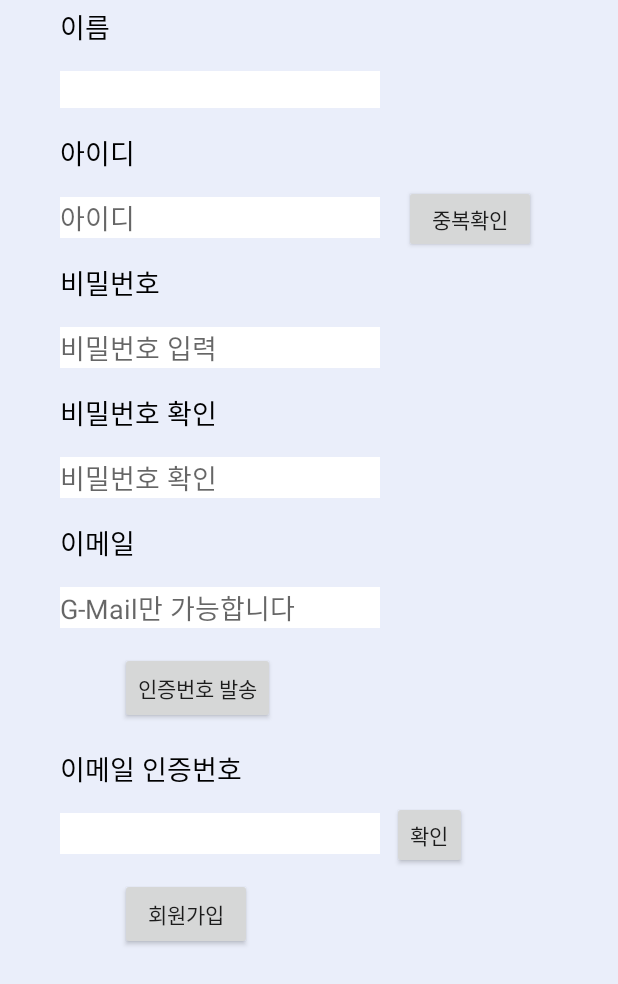
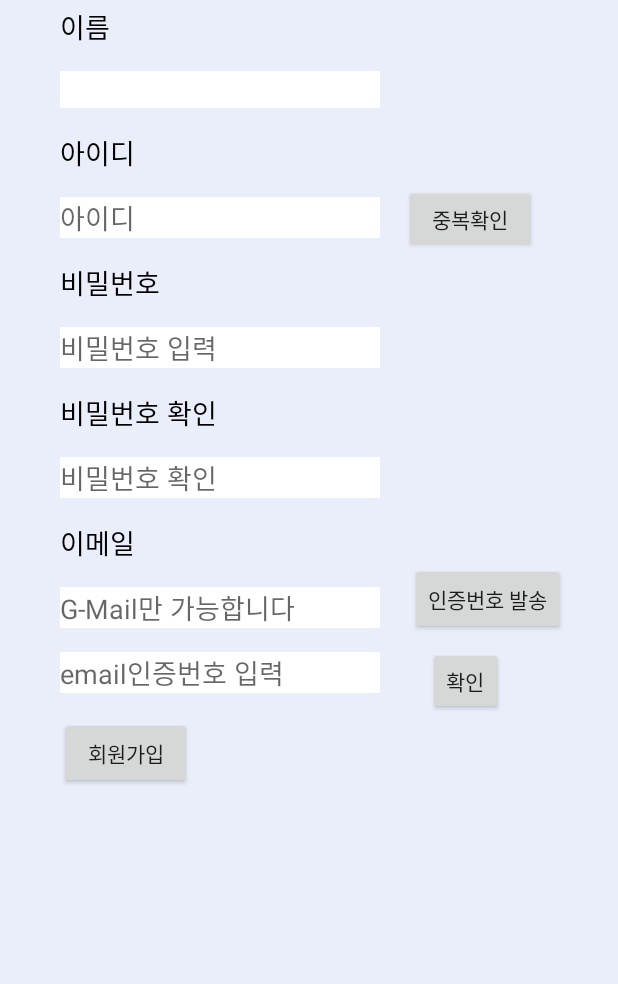
Before and after one commit to TAEHOONS/Baily, an Android app: the RegisterPage screen opened directly, with no data from a screen before it, on a phone screen of 412 x 824 dp. Shown: the top 984 px of the screen. Run offline under Robolectric (Android 15) with nearby library versions, the phone set to English and light mode, and no system bars; our stand-ins replace Firebase (no records; nobody signed in at launch, a user with empty details on screens opened directly).

Commit message:
20200508 13:22회원가입page db연동이요

```diff
--- a/app/src/main/res/layout/activity_register_page.xml
+++ b/app/src/main/res/layout/activity_register_page.xml
@@ -128,7 +128,7 @@
         app:layout_constraintTop_toBottomOf="@+id/reg_repwdEdt" />
 
     <EditText
-        android:id="@+id/editText6"
+        android:id="@+id/reg_emailEdt"
         android:layout_width="wrap_content"
         android:layout_height="wrap_content"
         android:layout_marginStart="40dp"
@@ -141,19 +141,6 @@
         app:layout_constraintStart_toStartOf="parent"
         app:layout_constraintTop_toBottomOf="@+id/lb_email" />
 
-    <TextView
-        android:id="@+id/ib_mailConfirm"
-        android:layout_width="wrap_content"
-        android:layout_height="wrap_content"
-        android:layout_marginStart="40dp"
-        android:layout_marginLeft="40dp"
-        android:layout_marginTop="16dp"
-        android:text="이메일 인증번호"
-        android:textColor="#000000"
-        android:textSize="18sp"
-        app:layout_constraintStart_toStartOf="parent"
-        app:layout_constraintTop_toBottomOf="@+id/reg_numsendBtn" />
-
     <EditText
         android:id="@+id/reg_emailnumEdt"
         android:layout_width="wrap_content"
@@ -163,34 +150,32 @@
         android:layout_marginTop="16dp"
         android:background="#FFFFFF"
         android:ems="10"
-        android:hint="인증번호 입력"
+        android:hint="email인증번호 입력"
         android:inputType="textPersonName"
-        android:text=" "
         app:layout_constraintStart_toStartOf="parent"
-        app:layout_constraintTop_toBottomOf="@+id/ib_mailConfirm" />
+        app:layout_constraintTop_toBottomOf="@+id/reg_emailEdt" />
 
     <Button
         android:id="@+id/reg_numsendBtn"
         android:layout_width="wrap_content"
         android:layout_height="wrap_content"
-        android:layout_marginStart="80dp"
-        android:layout_marginLeft="80dp"
-        android:layout_marginTop="16dp"
+        android:layout_marginStart="20dp"
+        android:layout_marginLeft="20dp"
+        android:onClick="m_regRegClick"
         android:text="인증번호 발송"
-        app:layout_constraintStart_toStartOf="parent"
-        android:onClick="m_regRegClick"
-        app:layout_constraintTop_toBottomOf="@+id/editText6" />
+        app:layout_constraintStart_toEndOf="@+id/reg_emailEdt"
+        app:layout_constraintTop_toBottomOf="@+id/lb_email" />
 
     <Button
         android:id="@+id/reg_numckBtn"
         android:layout_width="50dp"
         android:layout_height="45dp"
-        android:layout_marginStart="8dp"
-        android:layout_marginLeft="8dp"
+        android:layout_marginStart="32dp"
+        android:layout_marginLeft="32dp"
         android:layout_marginTop="8dp"
         android:text="확인"
         app:layout_constraintStart_toEndOf="@+id/reg_emailnumEdt"
-        app:layout_constraintTop_toBottomOf="@+id/ib_mailConfirm" />
+        app:layout_constraintTop_toBottomOf="@+id/reg_numsendBtn" />
 
     <Button
         android:id="@+id/reg_idckBtn"
@@ -208,12 +193,12 @@
         android:id="@+id/reg_confirmBtn"
         android:layout_width="wrap_content"
         android:layout_height="wrap_content"
-        android:layout_marginStart="80dp"
-        android:layout_marginLeft="80dp"
+        android:layout_marginStart="40dp"
+        android:layout_marginLeft="40dp"
         android:layout_marginTop="16dp"
+        android:onClick="m_regRegClick"
         android:text="회원가입"
         app:layout_constraintStart_toStartOf="parent"
-        app:layout_constraintTop_toBottomOf="@+id/reg_emailnumEdt"
-        android:onClick="m_regRegClick"/>
+        app:layout_constraintTop_toBottomOf="@+id/reg_emailnumEdt" />
 
 </androidx.constraintlayout.widget.ConstraintLayout>
```
Also changed, not shown: app/src/main/java/com/example/baily/MainActivity.java (+85 -102 lines), app/src/main/java/com/example/baily/RegisterPage.java (+80 -3 lines).
